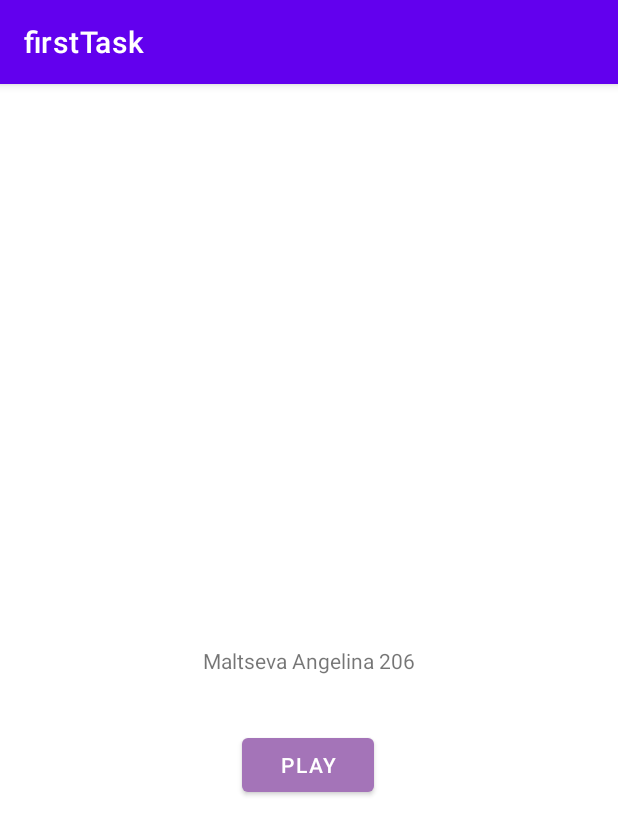
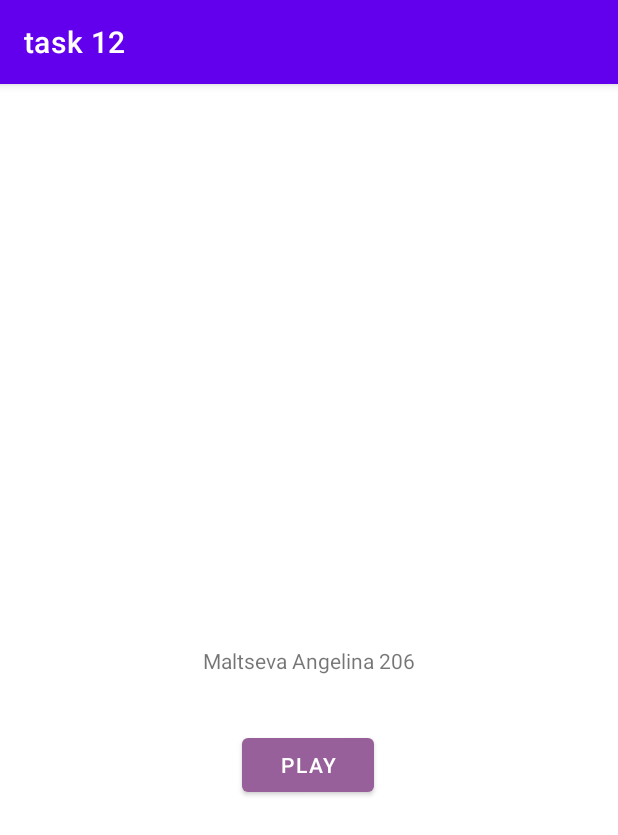
Before and after one commit to LinKav20/HSEAndroid, an Android app: the screen it shows after launch (MainActivity), on a phone screen of 412 x 824 dp. Shown: the top 835 px of the screen. Run offline under Robolectric (Android 15) with nearby library versions, the phone set to English and light mode, and no system bars.

Commit message:
task12 done

```diff
--- a/task12/app/src/main/AndroidManifest.xml
+++ b/task12/app/src/main/AndroidManifest.xml
@@ -5,7 +5,7 @@
     <application
         android:allowBackup="true"
         android:icon="@mipmap/ic_launcher"
-        android:label="@string/app_name"
+        android:label="task 12"
         android:roundIcon="@mipmap/ic_launcher_round"
         android:supportsRtl="true"
         android:theme="@style/Theme.FirstTask">
--- a/task12/app/src/main/res/layout/activity_main.xml
+++ b/task12/app/src/main/res/layout/activity_main.xml
@@ -21,7 +21,7 @@
         android:layout_width="wrap_content"
         android:layout_height="wrap_content"
         android:text="PLAY"
-        app:backgroundTint="#A474B8"
+        app:backgroundTint="#97609A"
         app:layout_constraintBottom_toBottomOf="parent"
         app:layout_constraintEnd_toEndOf="parent"
         app:layout_constraintHorizontal_bias="0.498"
```
